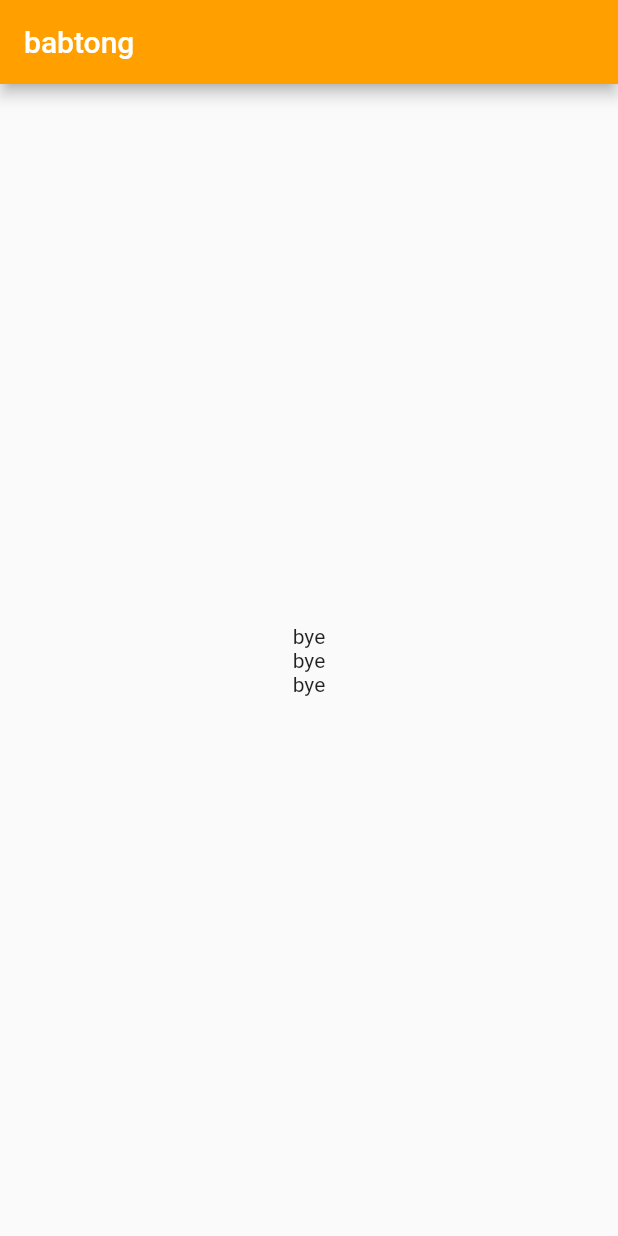
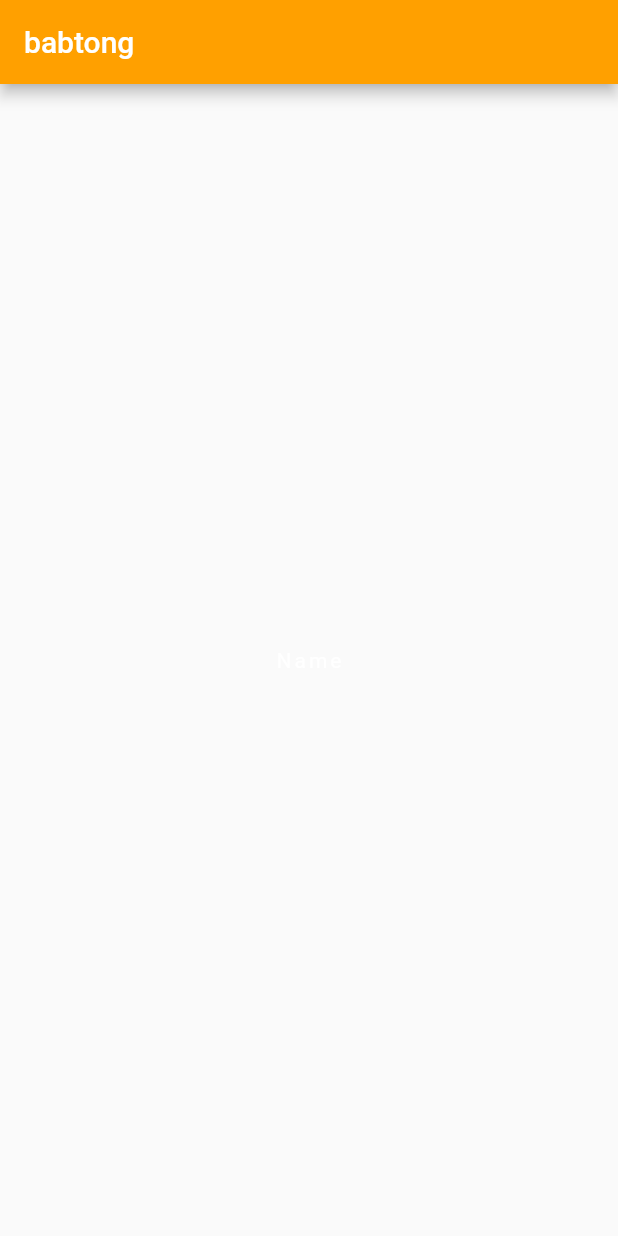
Before and after one commit to Moonseunghun/flutter-try, a Flutter app: the screen it shows after launch, on a phone screen of 412 x 824 dp. Run offline on Flutter 3.47's test engine with Material 2 defaults, Android fonts, the phone set to English and light mode, and no system bars.

Commit message:
Feat : ux ui flutter

```diff
--- a/lib/main.dart
+++ b/lib/main.dart
@@ -83,7 +83,12 @@ class _MyHomePageState extends State<MyHomePage> {
             body: Center(
               child: Column(
                 mainAxisAlignment: MainAxisAlignment.center,
-                children: <Widget>[Text('bye'), Text('bye'), Text('bye')],
+                children: <Widget>[
+                  Text(
+                    'Name',
+                    style: TextStyle(color: Colors.white, letterSpacing: 2.0),
+                  )
+                ],
               ),
             )
             // bottomNavigationBar: BottomAppBar(
```
